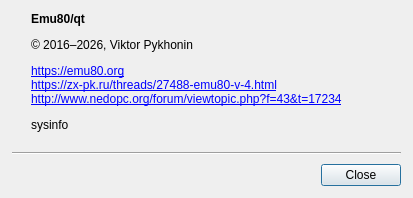
Qt form src/qt/qtAboutDialog.ui (c6lab/emu80v4) before a commit.
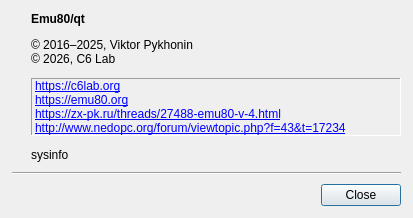
The same form after that commit. Icons and pictures are not drawn.

The edit to the form file:
```diff
--- a/src/qt/qtAboutDialog.ui
+++ b/src/qt/qtAboutDialog.ui
@@ -7,7 +7,7 @@
     <x>0</x>
     <y>0</y>
     <width>413</width>
-    <height>198</height>
+    <height>218</height>
    </rect>
   </property>
   <property name="sizePolicy">
@@ -85,7 +85,8 @@
           <string notr="true"/>
          </property>
          <property name="text">
-          <string notr="true">© 2016–2026, Viktor Pykhonin</string>
+          <string notr="true">© 2016–2025, Viktor Pykhonin
+© 2026, C6 Lab</string>
          </property>
         </widget>
        </item>
@@ -100,8 +101,14 @@
          <property name="accessibleDescription">
           <string notr="true"/>
          </property>
+         <property name="frameShape">
+          <enum>QFrame::Panel</enum>
+         </property>
+         <property name="frameShadow">
+          <enum>QFrame::Sunken</enum>
+         </property>
          <property name="text">
-          <string notr="true">&lt;html&gt;&lt;head/&gt;&lt;body&gt;&lt;p&gt;&lt;a href=&quot;https://emu80.org&quot;&gt;&lt;span style=&quot; text-decoration: underline; color:#0000ff;&quot;&gt;https://emu80.org&lt;/span&gt;&lt;/a&gt;&lt;br/&gt;&lt;a href=&quot;https://zx-pk.ru/threads/27488-emu80-v-4.html&quot;&gt;&lt;span style=&quot; text-decoration: underline; color:#0000ff;&quot;&gt;https://zx-pk.ru/threads/27488-emu80-v-4.html&lt;/span&gt;&lt;/a&gt;&lt;br/&gt;&lt;a href=&quot;http://www.nedopc.org/forum/viewtopic.php?f=43&amp;amp;t=17234&quot;&gt;&lt;span style=&quot; text-decoration: underline; color:#0000ff;&quot;&gt;http://www.nedopc.org/forum/viewtopic.php?f=43&amp;amp;t=17234&lt;/span&gt;&lt;/a&gt;&lt;/p&gt;&lt;/body&gt;&lt;/html&gt;</string>
+          <string notr="true">&lt;html&gt;&lt;head/&gt;&lt;body&gt;&lt;p&gt;&lt;a href=&quot;https://c6lab.org&quot;&gt;&lt;span style=&quot; text-decoration: underline; color:#0000ff;&quot;&gt;https://c6lab.org&lt;/span&gt;&lt;/a&gt;&lt;br/&gt;&lt;a href=&quot;https://emu80.org&quot;&gt;&lt;span style=&quot; text-decoration: underline; color:#0000ff;&quot;&gt;https://emu80.org&lt;/span&gt;&lt;/a&gt;&lt;br/&gt;&lt;a href=&quot;https://zx-pk.ru/threads/27488-emu80-v-4.html&quot;&gt;&lt;span style=&quot; text-decoration: underline; color:#0000ff;&quot;&gt;https://zx-pk.ru/threads/27488-emu80-v-4.html&lt;/span&gt;&lt;/a&gt;&lt;br/&gt;&lt;a href=&quot;http://www.nedopc.org/forum/viewtopic.php?f=43&amp;amp;t=17234&quot;&gt;&lt;span style=&quot; text-decoration: underline; color:#0000ff;&quot;&gt;http://www.nedopc.org/forum/viewtopic.php?f=43&amp;amp;t=17234&lt;/span&gt;&lt;/a&gt;&lt;/p&gt;&lt;/body&gt;&lt;/html&gt;</string>
          </property>
          <property name="wordWrap">
           <bool>false</bool>
```
Left out of the diff: 1 changed line with no effect on the pictures.
